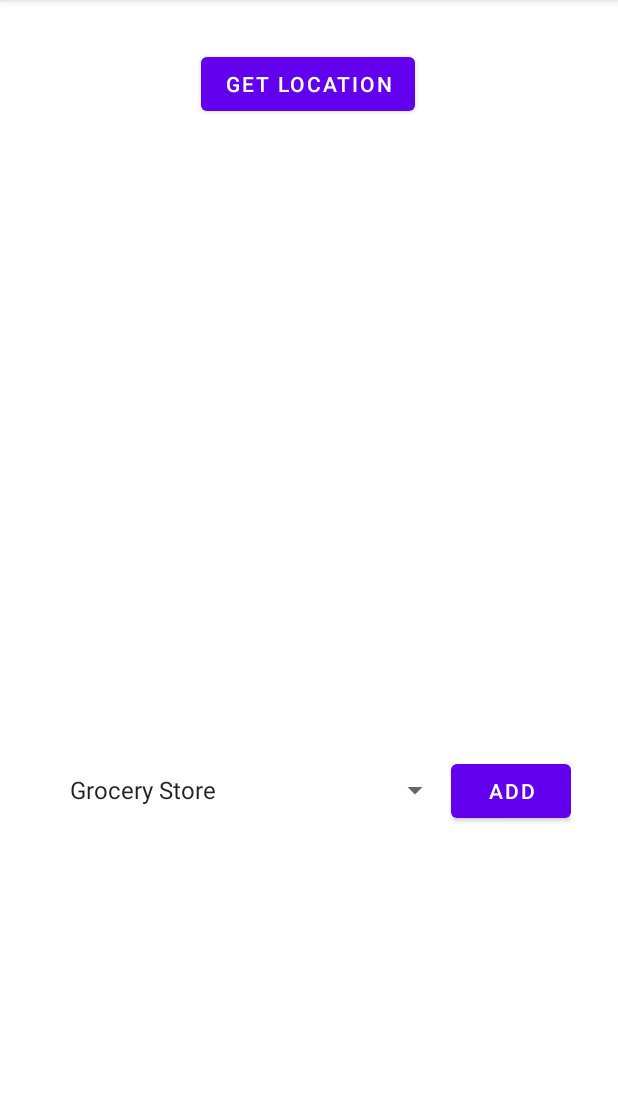
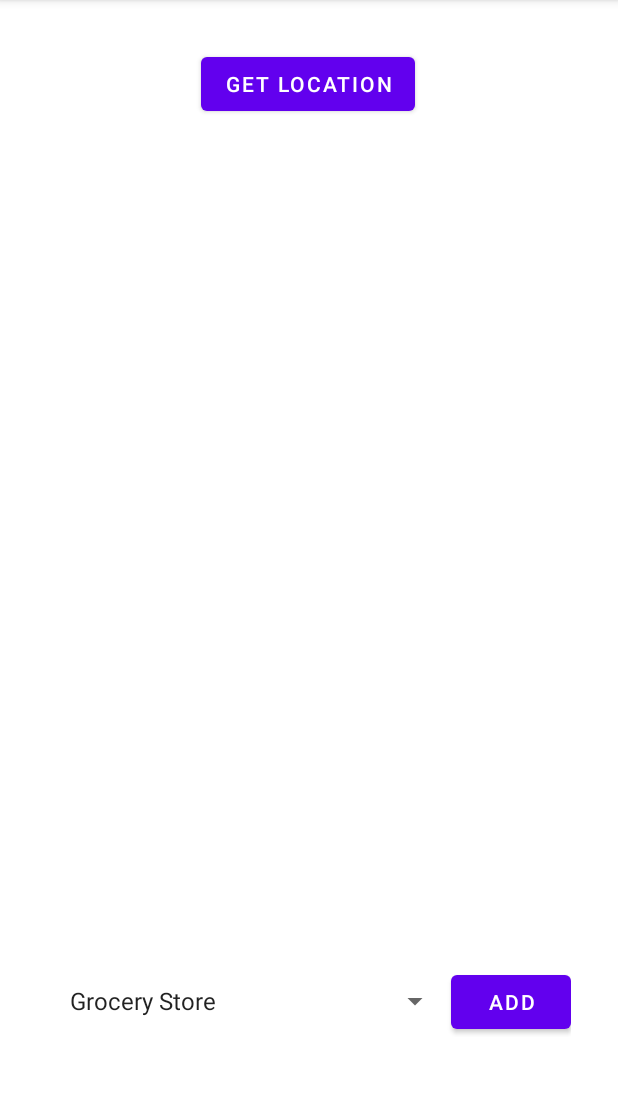
Before and after one commit to lhajabi/Remembrall, an Android app: the screen it shows after launch (MainActivity), on a phone screen of 412 x 824 dp, the part 84-1178 px from its top. Run offline under Robolectric (Android 15) with nearby library versions, the phone set to English and light mode, and no system bars.

Commit message:
save check1

```diff
--- a/app/src/main/java/com/example/remembrall/MainActivity.kt
+++ b/app/src/main/java/com/example/remembrall/MainActivity.kt
@@ -1,25 +1,33 @@
 package com.example.remembrall
-import androidx.appcompat.app.AppCompatActivity
+import android.annotation.SuppressLint
+import android.content.Intent
 import android.os.Bundle
-import android.widget.Button
-import android.content.Intent
 import android.view.View
 import android.widget.AdapterView
 import android.widget.ArrayAdapter
+import android.widget.Button
 import android.widget.Spinner
+import androidx.appcompat.app.AppCompatActivity
+import androidx.recyclerview.widget.RecyclerView
 
 class MainActivity : AppCompatActivity() {
+
+    @SuppressLint("MissingInflatedId")
     override fun onCreate(savedInstanceState: Bundle?) {
+
+
+
         super.onCreate(savedInstanceState)
         setContentView(R.layout.activity_main)
 
+        //MAIN ACT VALUES
+        val recyclerView: RecyclerView = findViewById(R.id.recyclerView)
         val buttonLoc: Button= findViewById (R.id.button)
         val buttonAdd: Button= findViewById (R.id.add_data)
         var flag : String = "Grocery Store"
         val spinnerVal : Spinner = findViewById(R.id.spinnerV)
         var options = arrayOf("Grocery Store","Pharmacy","Bakery","Gas Station","Roastery")
         spinnerVal.adapter = ArrayAdapter<String>(this,android.R.layout.simple_list_item_1,options )
-
         spinnerVal.onItemSelectedListener = object : AdapterView.OnItemSelectedListener{
             override fun onItemSelected(p0: AdapterView<*>?, p1: View?, p2: Int, p3: Long) {
                 flag = options.get(p2)
@@ -28,7 +36,6 @@ class MainActivity : AppCompatActivity() {
                 TODO("Not yet implemented")
             }
         }
-
 
         buttonLoc.setOnClickListener{
             val loc=Intent(this,SecondActivity::class.java)
--- a/app/src/main/res/layout/activity_main.xml
+++ b/app/src/main/res/layout/activity_main.xml
@@ -18,25 +18,25 @@
         app:layout_constraintStart_toStartOf="parent"
         app:layout_constraintTop_toTopOf="parent" />
 
-    <ListView
-        android:id="@+id/list"
+    <androidx.recyclerview.widget.RecyclerView
+        android:id="@+id/recyclerView"
         android:layout_width="350dp"
-        android:layout_height="400dp"
-        android:layout_marginTop="17dp"
+        android:layout_height="550dp"
+        android:paddingTop="?attr/actionBarSize"
         app:layout_constraintBottom_toBottomOf="parent"
         app:layout_constraintEnd_toEndOf="parent"
         app:layout_constraintHorizontal_bias="0.491"
         app:layout_constraintStart_toStartOf="parent"
         app:layout_constraintTop_toBottomOf="@+id/button"
-        app:layout_constraintVertical_bias="0.02" />
+        app:layout_constraintVertical_bias="0.099" />
 
     <LinearLayout
         android:layout_width="350dp"
         android:layout_height="wrap_content"
         android:orientation="horizontal"
-        app:layout_constraintEnd_toEndOf="@+id/list"
-        app:layout_constraintStart_toStartOf="@+id/list"
-        app:layout_constraintTop_toBottomOf="@+id/list">
+        app:layout_constraintEnd_toEndOf="@+id/recyclerView"
+        app:layout_constraintStart_toStartOf="@+id/recyclerView"
+        app:layout_constraintTop_toBottomOf="@+id/recyclerView">
 
         <Spinner
             android:id="@+id/spinnerV"
```
